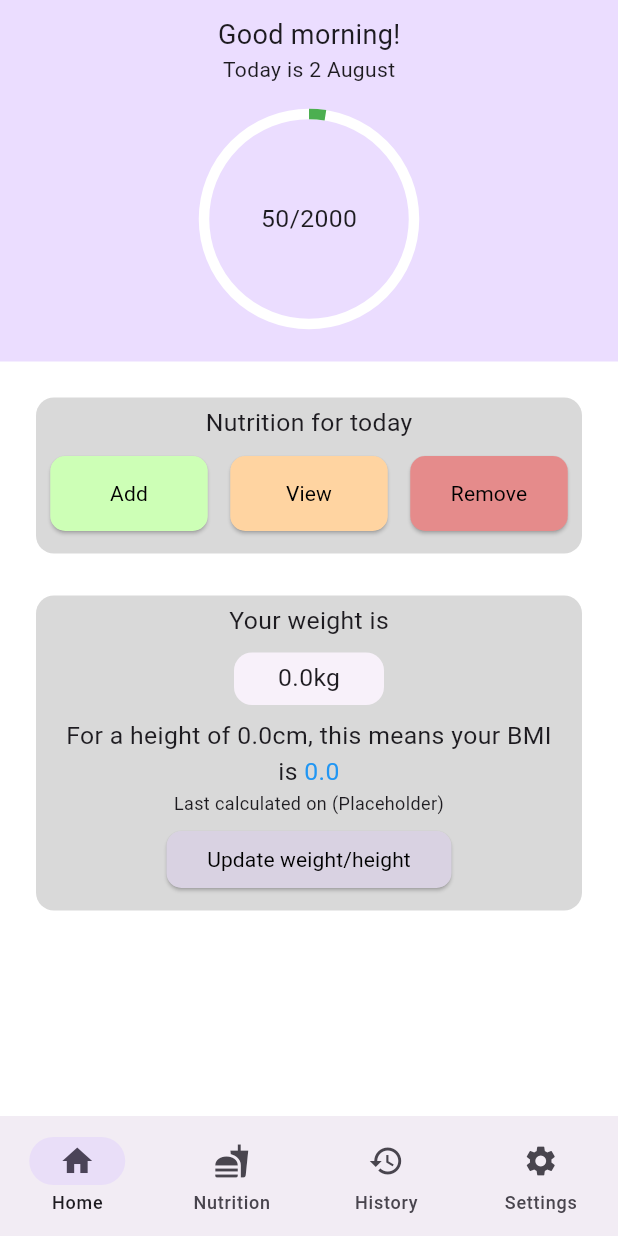
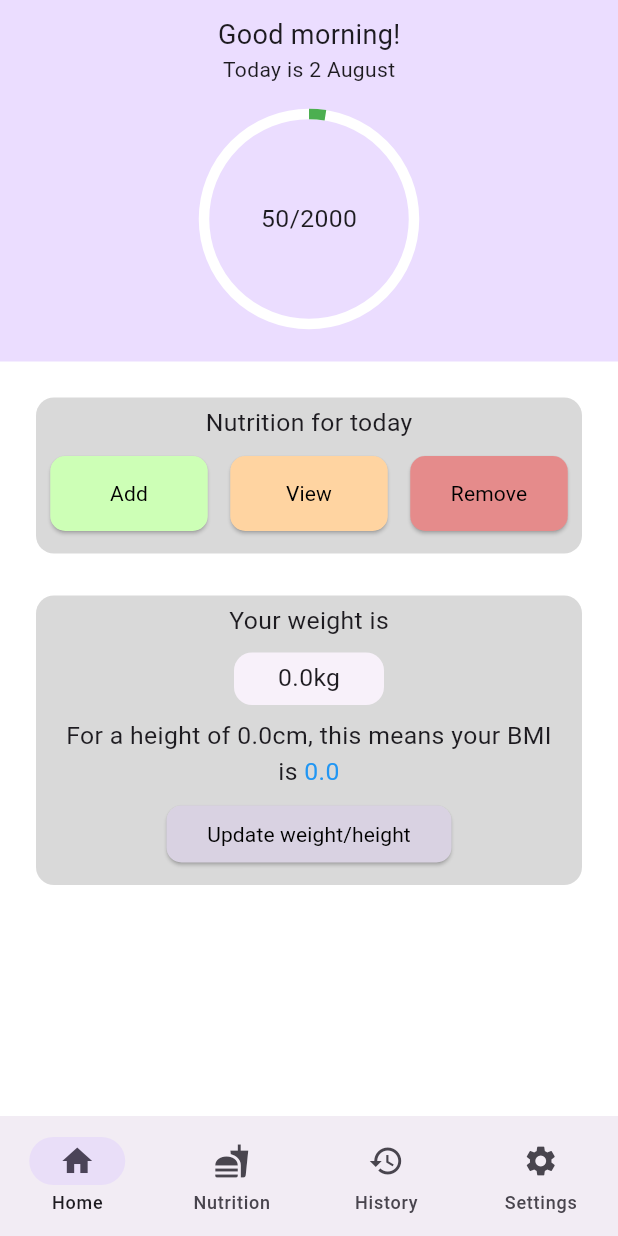
Before and after one commit to smstone0/Caloric, a Flutter app: the screen it shows after launch, on a phone screen of 412 x 824 dp. Run offline on Flutter 3.47's test engine with Material 2 defaults, Android fonts, the phone set to English and light mode, and no system bars; our stand-ins replace sqflite; accounts and stored records are empty.

Commit message:
Remove time from settings data model

```diff
--- a/lib/databases/settings_database.dart
+++ b/lib/databases/settings_database.dart
@@ -9,7 +9,6 @@ class Settings {
   final double weight;
   final String unit;
   final String mode;
-  final DateTime time;
 
   const Settings(
       {required this.id,
@@ -17,8 +16,7 @@ class Settings {
       required this.height,
       required this.weight,
       required this.unit,
-      required this.mode,
-      required this.time});
+      required this.mode});
 
   Map<String, dynamic> toMap() {
     return {
@@ -28,7 +26,6 @@ class Settings {
       'weight': weight,
       'unit': unit,
       'mode': mode,
-      'time': time,
     };
   }
 }
@@ -39,7 +36,7 @@ class SettingsDatabase {
       join(await getDatabasesPath(), 'settings_database.db'),
       onCreate: (db, version) {
         return db.execute(
-          'CREATE TABLE settings(id INTEGER PRIMARY KEY, calorieGoal FLOAT, height FLOAT, weight FLOAT, unit TEXT, mode TEXT, time DATE)',
+          'CREATE TABLE settings(id INTEGER PRIMARY KEY, calorieGoal FLOAT, height FLOAT, weight FLOAT, unit TEXT, mode TEXT)',
         );
       },
       version: 1,
@@ -66,7 +63,6 @@ class SettingsDatabase {
         weight: maps[i]['weight'],
         unit: maps[i]['unit'],
         mode: maps[i]['mode'],
-        time: maps[i]['time'],
       );
     });
   }
--- a/lib/pages/today_page.dart
+++ b/lib/pages/today_page.dart
@@ -159,11 +159,6 @@ class StatsCard extends StatelessWidget {
                   ],
                 ),
               ),
-              Text(
-                "Last calculated on (Placeholder)",
-                style: TextStyle(fontSize: 12),
-                textAlign: TextAlign.center,
-              ),
             ],
           ),
         ),
```
